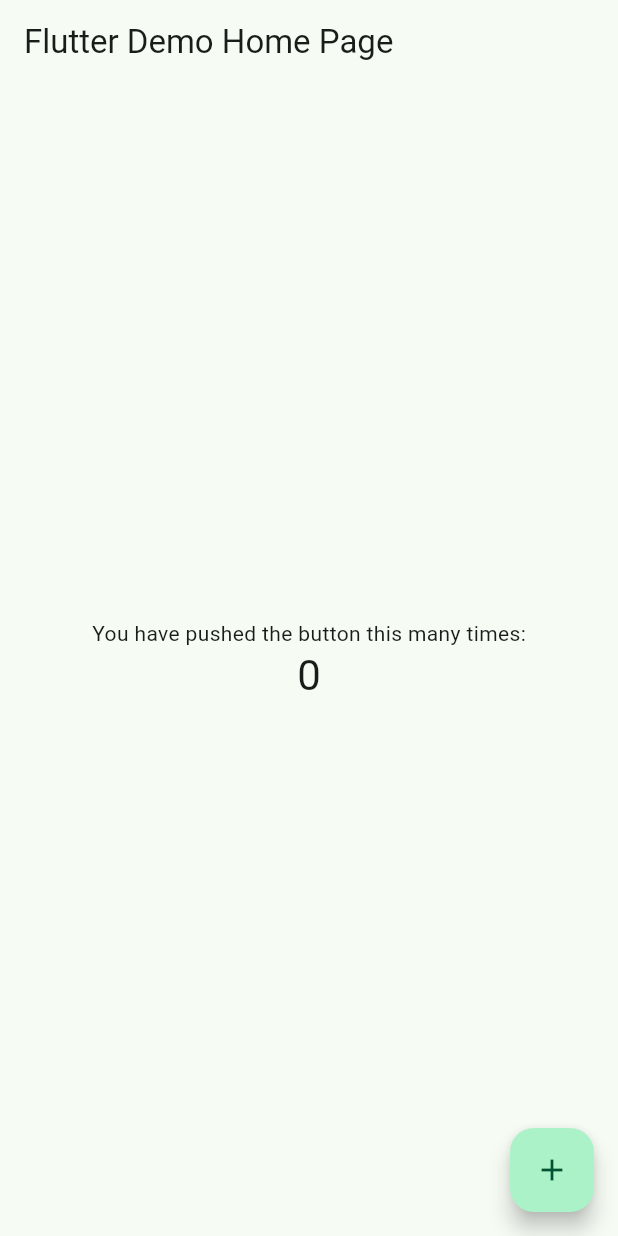
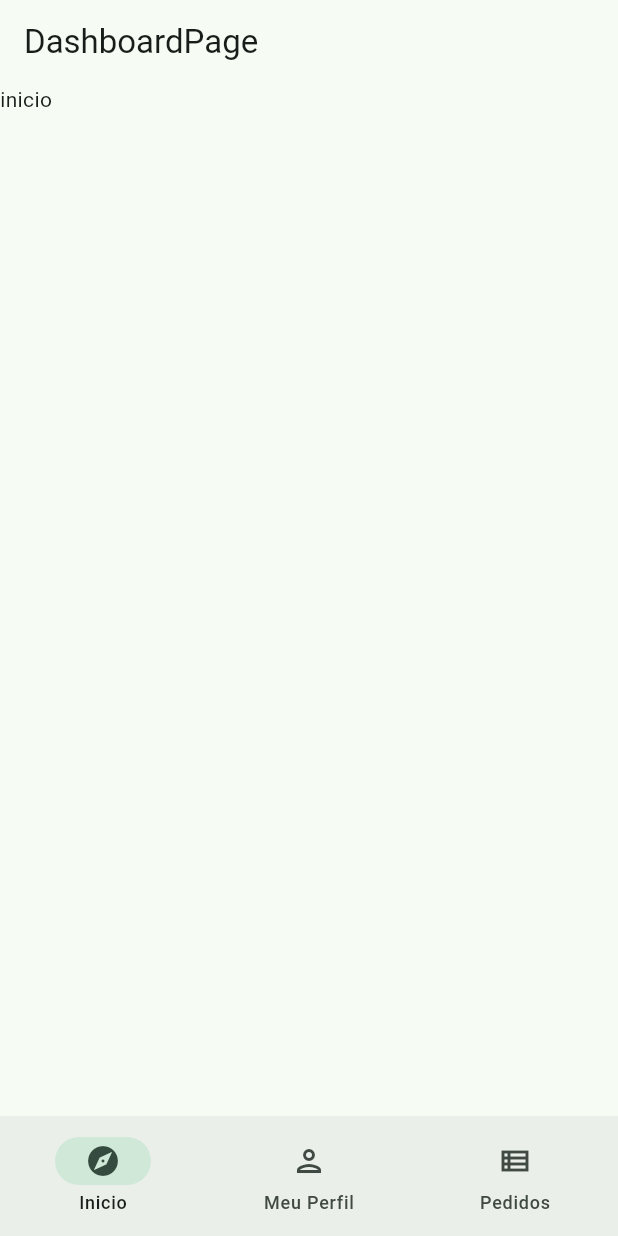
Before and after one commit to gabrielwbenatti/app_hortifruti_pratico, a Flutter app: the screen it shows after launch, on a phone screen of 412 x 824 dp. Run offline on Flutter 3.47's test engine with Material 2 defaults, Android fonts, the phone set to English and light mode, and no system bars; our stand-ins replace get.

Commit message:
add telas e rota de dashboard
aula 59

```diff
--- /dev/null
+++ b/lib/app/modules/dashboard/binding.dart
@@ -0,0 +1,9 @@
+import 'package:app_hortifruti_pratico/app/modules/dashboard/controller.dart';
+import 'package:get/get.dart';
+
+class DashboardBinding implements Bindings {
+  @override
+  void dependencies() {
+    Get.lazyPut<DashboardController>(() => DashboardController());
+  }
+}
--- /dev/null
+++ b/lib/app/modules/dashboard/controller.dart
@@ -0,0 +1,10 @@
+import 'package:get/get.dart';
+
+class DashboardController extends GetxController {
+  var currentPageIndex = 0.obs;
+
+  void changePageIndex(int index) {
+    currentPageIndex.value = index;
+    ;
+  }
+}
--- /dev/null
+++ b/lib/app/modules/dashboard/page.dart
@@ -0,0 +1,48 @@
+import 'package:app_hortifruti_pratico/app/modules/dashboard/controller.dart';
+import 'package:flutter/material.dart';
+import 'package:get/get.dart';
+
+class DashboardPage extends GetView<DashboardController> {
+  const DashboardPage({Key? key}) : super(key: key);
+
+  @override
+  Widget build(BuildContext context) {
+    return Scaffold(
+        appBar: AppBar(title: Text('DashboardPage')),
+        body: SafeArea(
+          child: Obx(
+            () => IndexedStack(
+              children: [
+                Text('inicio'),
+                Text('perfil'),
+                Text('pedidos'),
+              ],
+              index: controller.currentPageIndex.value,
+            ),
+          ),
+        ),
+        bottomNavigationBar: Obx(
+          () => NavigationBar(
+            selectedIndex: controller.currentPageIndex.value,
+            onDestinationSelected: controller.changePageIndex,
+            destinations: const [
+              NavigationDestination(
+                icon: Icon(Icons.explore_outlined),
+                selectedIcon: Icon(Icons.explore),
+                label: 'Inicio',
+              ),
+              NavigationDestination(
+                icon: Icon(Icons.person_outlined),
+                selectedIcon: Icon(Icons.person),
+                label: 'Meu Perfil',
+              ),
+              NavigationDestination(
+                icon: Icon(Icons.view_list_outlined),
+                selectedIcon: Icon(Icons.view_list),
+                label: 'Pedidos',
+              ),
+            ],
+          ),
+        ));
+  }
+}
--- a/lib/app/routes/pages.dart
+++ b/lib/app/routes/pages.dart
@@ -1,11 +1,13 @@
-import 'package:app_hortifruti_pratico/app/modules/home/binding.dart';
-import 'package:app_hortifruti_pratico/app/modules/home/page.dart';
+import 'package:app_hortifruti_pratico/app/modules/dashboard/binding.dart';
+import 'package:app_hortifruti_pratico/app/modules/dashboard/page.dart';
 import 'package:app_hortifruti_pratico/app/routes/routes.dart';
 import 'package:get/get.dart';
 
 abstract class AppPages {
   static final pages = [
     GetPage(
-        name: Routes.INITIAL, page: () => HomePage(), binding: HomeBinding()),
+        name: Routes.dashboard,
+        page: () => DashboardPage(),
+        binding: DashboardBinding()),
   ];
 }
--- a/lib/app/routes/routes.dart
+++ b/lib/app/routes/routes.dart
@@ -1,3 +1,3 @@
 abstract class Routes {
-  static const INITIAL = '/';
+  static const dashboard = '/';
 }
--- a/lib/main.dart
+++ b/lib/main.dart
@@ -12,7 +12,7 @@ void main() {
   runApp(
     GetMaterialApp(
       debugShowCheckedModeBanner: false,
-      initialRoute: Routes.INITIAL,
+      initialRoute: Routes.dashboard,
       theme: themeData,
       defaultTransition: Transition.fade,
       getPages: AppPages.pages,
```
